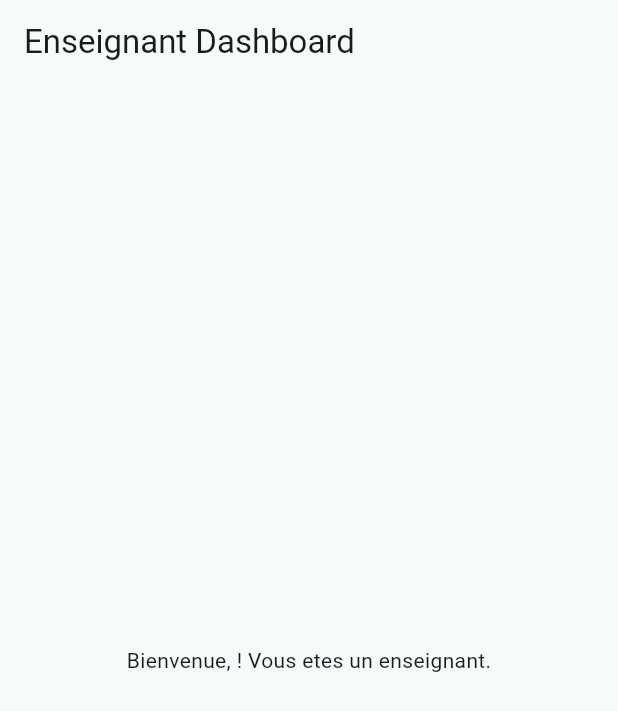
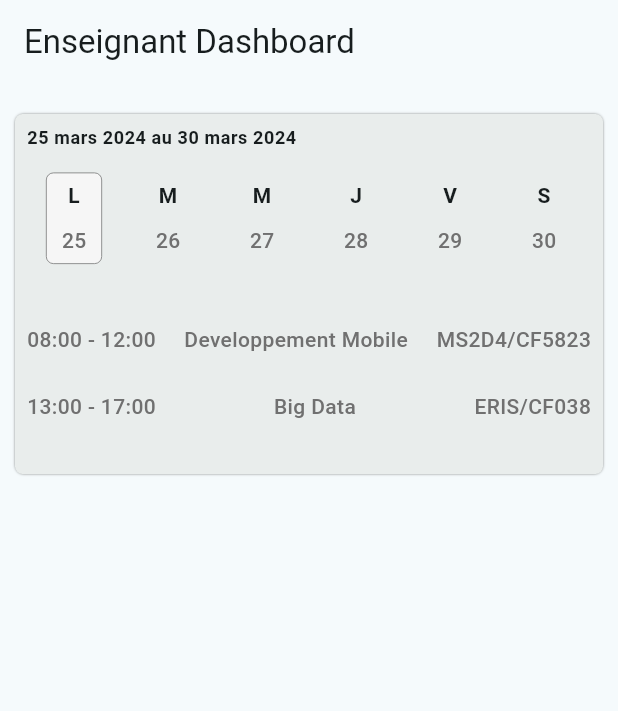
Before and after one commit to nguetcheu/academy_managerMS2D4, a Flutter app: the PageEnseignant screen opened directly with empty values, on a phone screen of 412 x 824 dp. Shown: the top 711 px of the screen. Run offline on Flutter 3.47's test engine with Material 3 defaults, Android fonts, the phone set to English and light mode, and no system bars; missing offline and left inert: dart:html.

Commit message:
Implémentation du widget pour afficher l'emploi de temps des enseignants

```diff
--- /dev/null
+++ b/lib/Model/EmploiDeTemps_model.dart
@@ -0,0 +1,30 @@
+import 'package:academy_manager/Model/emploiDeTempsJour_model.dart';
+
+class EmploiDeTempsModel {
+  DateTime? dateDebutSemaine;
+  DateTime? dateFinSemaine;
+  List<EmploiDeTempsJourModel>? emploisDeTempsJour;
+
+  EmploiDeTempsModel({
+    this.dateDebutSemaine,
+    this.dateFinSemaine,
+    this.emploisDeTempsJour,
+  });
+  factory EmploiDeTempsModel.fromJson(Map<String, dynamic> json) {
+    List<EmploiDeTempsJourModel> emploisDeTempsJour = [];
+    try {
+      for (int i = 0; i < json["emploisDeTempsJour"].length; i++) {
+        emploisDeTempsJour.add(
+            EmploiDeTempsJourModel.fromJson(json["emploisDeTempsJour"][i]));
+      }
+      EmploiDeTempsModel emploiDeTempsModel = EmploiDeTempsModel(
+        dateDebutSemaine: json["dateDebutSemaine"] as DateTime?,
+        dateFinSemaine: json["dateFinSemaine"] as DateTime?,
+        emploisDeTempsJour: emploisDeTempsJour,
+      );
+      return emploiDeTempsModel;
+    } catch (e) {
+      throw const FormatException("Impossible de charger l'emploi de temps");
+    }
+  }
+}
--- /dev/null
+++ b/lib/Model/ProgrammationCours_model.dart
@@ -0,0 +1,29 @@
+class ProgrammationCours {
+  DateTime? heureDebutCours;
+  DateTime? heureFinCours;
+  String? cours;
+  String? filiere;
+  String? salle;
+
+  ProgrammationCours(
+      {this.heureDebutCours,
+      this.heureFinCours,
+      this.cours,
+      this.filiere,
+      this.salle});
+
+  factory ProgrammationCours.fromJson(Map<String, dynamic> json) {
+    try {
+      return ProgrammationCours(
+        heureDebutCours: json["heureDebutCours"] as DateTime?,
+        heureFinCours: json["heureFinCours"] as DateTime?,
+        cours: json["cours"] as String?,
+        filiere: json["filiere"] as String?,
+        salle: json["salle"] as String?,
+      );
+    } catch (e) {
+      throw const FormatException(
+          "Impossible de charger la programmation de cours");
+    }
+  }
+}
--- /dev/null
+++ b/lib/Model/emploiDeTempsJour_model.dart
@@ -0,0 +1,25 @@
+import 'package:academy_manager/Model/ProgrammationCours_model.dart';
+
+class EmploiDeTempsJourModel {
+  DateTime? dateJour;
+  List<ProgrammationCours>? programmationsCours;
+  EmploiDeTempsJourModel({this.dateJour, this.programmationsCours});
+
+  factory EmploiDeTempsJourModel.fromJson(Map<String, dynamic> json) {
+    List<ProgrammationCours> programmationsCours = [];
+    try {
+      for (int i = 0; i < json["programmationsCours"].length; i++) {
+        programmationsCours
+            .add(ProgrammationCours.fromJson(json["programmationsCours"][i]));
+      }
+      EmploiDeTempsJourModel emploiDeTempsJour = EmploiDeTempsJourModel(
+        dateJour: json["dateJour"] as DateTime?,
+        programmationsCours: programmationsCours,
+      );
+      return emploiDeTempsJour;
+    } catch (e) {
+      throw const FormatException(
+          "Impossible de charger l'emploi de temps de journeé");
+    }
+  }
+}
--- /dev/null
+++ b/lib/components/Calendar.dart
@@ -0,0 +1,189 @@
+import "package:academy_manager/Model/EmploiDeTemps_model.dart";
+import "package:academy_manager/Model/emploiDeTempsJour_model.dart";
+import "package:academy_manager/services/emploie_de_temps.service.dart";
+import "package:flutter/material.dart";
+import "package:flutter/widgets.dart";
+import "package:intl/date_symbol_data_local.dart";
+import "package:intl/intl.dart";
+
+class Calendar extends StatefulWidget {
+  late EmploiDeTempsModel emploiDeTemps;
+  Calendar({super.key, required this.emploiDeTemps});
+
+  @override
+  State<StatefulWidget> createState() => _CalendarState();
+}
+
+class _CalendarState extends State<Calendar> {
+  int? _indexEmploiDeTempsJour;
+  EmploiDeTempsService emploiDeTempsService = EmploiDeTempsService();
+  @override
+  void initState() {
+    super.initState();
+    _indexEmploiDeTempsJour =
+        widget.emploiDeTemps.emploisDeTempsJour!.isEmpty ? null : 0;
+  }
+
+  @override
+  Widget build(BuildContext context) {
+    ColorScheme colorScheme = Theme.of(context).colorScheme;
+    TextStyle? boldedBodyMedium = Theme.of(context)
+        .textTheme
+        .bodyMedium
+        ?.copyWith(fontWeight: FontWeight.w600);
+    TextStyle? boldedGrayBodyMedium = Theme.of(context)
+        .textTheme
+        .bodyMedium
+        ?.copyWith(fontWeight: FontWeight.w500, color: colorScheme.tertiary);
+    return ConstrainedBox(
+      constraints: const BoxConstraints(
+        maxWidth: 450,
+        minHeight: 240,
+      ),
+      child: Container(
+        padding: const EdgeInsets.all(8),
+        decoration: BoxDecoration(
+            color: colorScheme.secondary,
+            borderRadius: BorderRadius.circular(5),
+            boxShadow: <BoxShadow>[
+              BoxShadow(
+                color: colorScheme.onBackground,
+                spreadRadius: -1,
+                blurRadius: 1,
+              ),
+            ]),
+        width: double.infinity,
+        alignment: Alignment.topLeft,
+        child: Column(
+          mainAxisSize: MainAxisSize.min,
+          crossAxisAlignment: CrossAxisAlignment.start,
+          children: <Widget>[
+            //Date debut et date de fin de semaine
+            Text(
+              "${DateFormat.yMMMMd("fr_FR").format(widget.emploiDeTemps.dateDebutSemaine!)} au ${DateFormat.yMMMMd("fr_FR").format(widget.emploiDeTemps!.dateFinSemaine!)}",
+              style: Theme.of(context).textTheme.bodySmall,
+            ),
+            const SizedBox(
+              height: 15,
+            ),
+
+            //Jours de la semaine
+            Row(
+              mainAxisAlignment: MainAxisAlignment.spaceAround,
+              children: widget.emploiDeTemps.emploisDeTempsJour!
+                  .asMap()
+                  .entries
+                  .map((elt) {
+                bool actif = _indexEmploiDeTempsJour == elt.key;
+                return GestureDetector(
+                  child: Container(
+                    padding: const EdgeInsets.symmetric(
+                      horizontal: 10,
+                      vertical: 5,
+                    ),
+                    decoration: BoxDecoration(
+                        color:
+                            actif ? colorScheme.background : Colors.transparent,
+                        border: Border.all(
+                          width: 0.5,
+                          color:
+                              actif ? colorScheme.tertiary : Colors.transparent,
+                        ),
+                        borderRadius: BorderRadius.circular(5)),
+                    child: Column(
+                      children: <Widget>[
+                        Text(
+                          DateFormat.EEEEE("fr_FR").format(elt.value.dateJour!),
+                          style: boldedBodyMedium,
+                        ),
+                        const SizedBox(
+                          height: 10,
+                        ),
+                        Text(
+                          "${elt.value.dateJour?.day}",
+                          style: boldedGrayBodyMedium,
+                        ),
+                      ],
+                    ),
+                  ),
+                  onTap: () {
+                    setState(() {
+                      _indexEmploiDeTempsJour = elt.key;
+                    });
+                  },
+                );
+              }).toList() as List<Widget>,
+            ),
+            const SizedBox(
+              height: 40,
+            ),
+
+            //Programmation des cours
+            Column(
+                children: widget
+                    .emploiDeTemps
+                    .emploisDeTempsJour?[_indexEmploiDeTempsJour!]
+                    .programmationsCours
+                    ?.map(
+                      (elt) => Column(
+                        children: <Widget>[
+                          Row(
+                            crossAxisAlignment: CrossAxisAlignment.start,
+                            mainAxisAlignment: MainAxisAlignment.spaceBetween,
+                            children: <Widget>[
+                              //Heure
+                              Text(
+                                "${DateFormat.Hm("fr_Fr").format(elt.heureDebutCours!)} - ${DateFormat.Hm("fr_Fr").format(elt.heureFinCours!)}",
+                                style: boldedGrayBodyMedium,
+                              ),
+
+                              // Cours
+                              Flexible(
+                                child: Container(
+                                  padding: const EdgeInsets.symmetric(
+                                      horizontal: 10),
+                                  alignment: Alignment.center,
+                                  child: Text(
+                                    "${elt.cours}",
+                                    style: boldedGrayBodyMedium,
+                                    maxLines: 2,
+                                    overflow: TextOverflow.ellipsis,
+                                    textAlign: TextAlign.center,
+                                  ),
+                                ),
+                              ),
+
+                              //Filière et salle
+                              Text.rich(
+                                TextSpan(
+                                  children: <TextSpan>[
+                                    TextSpan(
+                                      text: "${elt.filiere}",
+                                      style: boldedGrayBodyMedium,
+                                    ),
+                                    TextSpan(
+                                      text: "/",
+                                      style: boldedGrayBodyMedium,
+                                    ),
+                                    TextSpan(
+                                      text: "${elt.salle}",
+                                      style: boldedGrayBodyMedium,
+                                    )
+                                  ],
+                                ),
+                              )
+                            ],
+                          ),
+                          const SizedBox(
+                            height: 25,
+                          ),
+                        ],
+                      ),
+                    )
+                    .toList() as List<Widget>)
+          ],
+        ),
+      ),
+    );
+  }
+}
--- /dev/null
+++ b/lib/components/TopRoundedContainer.dart
@@ -0,0 +1,19 @@
+import "package:flutter/material.dart";
+
+class TopRoundedContainer extends StatelessWidget {
+  final Widget child;
+  const TopRoundedContainer({super.key, required this.child});
+  @override
+  Widget build(BuildContext context) {
+    //TODO
+    return Container(
+      child: child,
+      decoration: const BoxDecoration(
+        borderRadius: BorderRadius.only(
+          topLeft: Radius.elliptical(50, 50),
+        ),
+        color: Colors.amber,
+      ),
+    );
+  }
+}
--- /dev/null
+++ b/lib/data/emploiDeTemps_data.dart
@@ -0,0 +1,108 @@
+List emploisDeTempsData = <dynamic>[
+  <String, dynamic>{
+    "dateDebutSemaine": DateTime.parse("2024-03-25"),
+    "dateFinSemaine": DateTime.parse("2024-03-30"),
+    "emploisDeTempsJour": [
+      <String, dynamic>{
+        "dateJour": DateTime.parse("2024-03-25"),
+        "programmationsCours": [
+          <String, dynamic>{
+            "heureDebutCours": DateTime.parse("0000-00-00 08:00:00"),
+            "heureFinCours": DateTime.parse("0000-00-00 12:00:00"),
+            "cours": "Developpement Mobile",
+            "filiere": "MS2D4",
+            "salle": "CF5823",
+          },
+          <String, dynamic>{
+            "heureDebutCours": DateTime.parse("0000-00-00 13:00:00"),
+            "heureFinCours": DateTime.parse("0000-00-00 17:00:00"),
+            "cours": "Big Data",
+            "filiere": "ERIS",
+            "salle": "CF038",
+          },
+        ]
+      },
+      <String, dynamic>{
+        "dateJour": DateTime.parse("2024-03-26"),
+        "programmationsCours": <dynamic>[
+          <String, dynamic>{
+            "heureDebutCours": DateTime.parse("0000-00-00 08:00:00"),
+            "heureFinCours": DateTime.parse("0000-00-00 12:00:00"),
+            "cours": "Mongo DB",
+            "filiere": "3IL3",
+            "salle": "CF145",
+          },
+          <String, dynamic>{
+            "heureDebutCours": DateTime.parse("0000-00-00 13:00:00"),
+            "heureFinCours": DateTime.parse("0000-00-00 17:00:00"),
+            "cours": "Java EE",
+            "filiere": "Prepa 2",
+            "salle": "CJ582",
+          }
+        ]
+      },
+      <String, dynamic>{
+        "dateJour": DateTime.parse("2024-03-27"),
+        "programmationsCours": <dynamic>[
+          {
+            "heureDebutCours": DateTime.parse("0000-00-00 08:00:00"),
+            "heureFinCours": DateTime.parse("0000-00-00 12:00:00"),
+            "cours": "Backent Php",
+            "filiere": "BTS2",
+            "salle": "CH056",
+          },
+        ]
+      },
+      <String, dynamic>{
+        "dateJour": DateTime.parse("2024-03-28"),
+        "programmationsCours": <dynamic>[
+          <String, dynamic>{
+            "heureDebutCours": DateTime.parse("0000-00-00 08:00:00"),
+            "heureFinCours": DateTime.parse("0000-00-00 12:00:00"),
+            "cours": "IA et Automatisme",
+            "filiere": "MS2D5",
+            "salle": "CJ851",
+          },
+          <String, dynamic>{
+            "heureDebutCours": DateTime.parse("0000-00-00 13:00:00"),
+            "heureFinCours": DateTime.parse("0000-00-00 17:00:00"),
+            "cours": "React et React Native",
+            "filiere": "LIPRO GL",
+            "salle": "CK02",
+          }
+        ]
+      },
+      <String, dynamic>{
+        "dateJour": DateTime.parse("2024-03-29"),
+        "programmationsCours": <dynamic>[
+          {
+            "heureDebutCours": DateTime.parse("0000-00-00 13:00:00"),
+            "heureFinCours": DateTime.parse("0000-00-00 17:00:00"),
+            "cours": "Modelisation UML",
+            "filiere": "BTS 1",
+            "salle": "CH892",
+          }
+        ]
+      },
+      <String, dynamic>{
+        "dateJour": DateTime.parse("2024-03-30"),
+        "programmationsCours": <dynamic>[
+          {
+            "heureDebutCours": DateTime.parse("0000-00-00 08:00:00"),
+            "heureFinCours": DateTime.parse("0000-00-00 12:00:00"),
+            "cours": "SQL avec Oracle",
+            "filiere": "CSI3",
+            "salle": "CE180",
+          },
+          {
+            "heureDebutCours": DateTime.parse("0000-00-00 13:00:00"),
+            "heureFinCours": DateTime.parse("0000-00-00 17:00:00"),
+            "cours": "Hebergement Web",
+            "filiere": "3IL5",
+            "salle": "CK025",
+          }
+        ]
+      },
+    ],
+  },
+];
--- a/lib/main.dart
+++ b/lib/main.dart
@@ -1,9 +1,12 @@
-import 'package:academy_manager/const/colors.dart';
+import 'package:academy_manager/theme/light_theme.dart';
+import 'package:academy_manager/views/page.addenseignant.dart';
 import 'package:academy_manager/views/splash_screen.dart';
 import 'package:flutter/material.dart';
+import 'package:flutter/widgets.dart';
+import 'package:intl/date_symbol_data_local.dart';
 
 void main() {
-  runApp(const MyApp());
+  initializeDateFormatting("fr_FR", null).then((_) => runApp(const MyApp()));
 }
 
 class MyApp extends StatefulWidget {
@@ -17,10 +20,10 @@ class _MyAppState extends State<MyApp> {
   @override
   Widget build(BuildContext context) {
     return MaterialApp(
-      theme: ThemeData(
-          colorScheme: ColorScheme.fromSeed(seedColor: AppColor.secondary)),
+      theme: lightTheme,
       debugShowCheckedModeBanner: false,
       home: const SplashScreen(),
+      // home: AddEnseignantForm(),
     );
   }
 }
--- /dev/null
+++ b/lib/services/emploie_de_temps.service.dart
@@ -0,0 +1,15 @@
+import 'dart:html';
+
+import 'package:academy_manager/Model/EmploiDeTemps_model.dart';
+import 'package:academy_manager/data/emploiDeTemps_data.dart';
+
+class EmploiDeTempsService {
+  List<EmploiDeTempsModel> getEmploisDeTemps() {
+    List<EmploiDeTempsModel> emploisDeTemps = [];
+    for (int i = 0; i < emploisDeTempsData.length; i++) {
+      emploisDeTemps.add(EmploiDeTempsModel.fromJson(emploisDeTempsData[i]));
+    }
+
+    return emploisDeTemps;
+  }
+}
--- /dev/null
+++ b/lib/theme/light_theme.dart
@@ -0,0 +1,16 @@
+import "package:flutter/material.dart";
+
+ThemeData lightTheme = ThemeData(
+  colorScheme: ColorScheme.fromSeed(
+    seedColor: const Color(0xFF0C6170),
+    brightness: Brightness.light,
+    primary: const Color(0xFF0C6170),
+    secondary: const Color(0xFFE9EDEC),
+    background: const Color(0XFFF6F6F6),
+    onBackground: const Color(0XFF000000),
+    tertiary: const Color(0XFF707070),
+  ),
+  textTheme: const TextTheme(
+    bodySmall: TextStyle(fontWeight: FontWeight.w600),
+  ),
+);
--- a/lib/views/page.enseignant.dart
+++ b/lib/views/page.enseignant.dart
@@ -1,22 +1,45 @@
+import 'package:academy_manager/Model/EmploiDeTemps_model.dart';
+import 'package:academy_manager/components/Calendar.dart';
+import 'package:academy_manager/services/emploie_de_temps.service.dart';
 import 'package:flutter/material.dart';
 
 import '../Model/enseignant_model.dart';
 
-class PageEnseignant extends StatelessWidget {
+class PageEnseignant extends StatefulWidget {
   final EnseignantModel enseignantModel;
 
   const PageEnseignant({super.key, required this.enseignantModel});
 
   @override
+  State<StatefulWidget> createState() => _PageEnseignantState();
+}
+
+class _PageEnseignantState extends State<PageEnseignant> {
+  List<EmploiDeTempsModel> _emploisDeTemps = [];
+  EmploiDeTempsService emploiDeTempsService = EmploiDeTempsService();
+
+  @override
+  void initState() {
+    super.initState();
+    _emploisDeTemps = emploiDeTempsService.getEmploisDeTemps();
+  }
+
+  @override
   Widget build(BuildContext context) {
     return Scaffold(
-      appBar: AppBar(
-        title: const Text('Enseignant Dashboard'),
-      ),
-      body: Center(
-        child: Text(
-            'Bienvenue, ${enseignantModel.email}! Vous etes un enseignant.'),
-      ),
-    );
+        appBar: AppBar(
+          title: const Text('Enseignant Dashboard'),
+        ),
+        body: Padding(
+          padding: const EdgeInsets.symmetric(
+            horizontal: 10,
+            vertical: 20,
+          ),
+          child: ListView.builder(
+              itemCount: _emploisDeTemps.length,
+              itemBuilder: (item, index) {
+                return Calendar(emploiDeTemps: _emploisDeTemps[index]);
+              }),
+        ));
   }
 }
--- a/pubspec.yaml
+++ b/pubspec.yaml
@@ -43,6 +43,7 @@ dependencies:
   # The following adds the Cupertino Icons font to your application.
   # Use with the CupertinoIcons class for iOS style icons.
   cupertino_icons: ^1.0.2
+  intl: ^0.19.0
 
 dev_dependencies:
   flutter_test:
```
Also changed, not shown: pubspec.lock.
